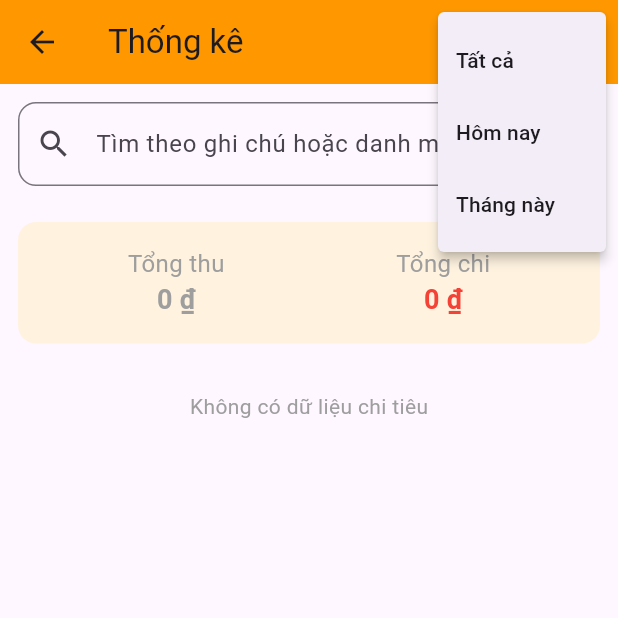
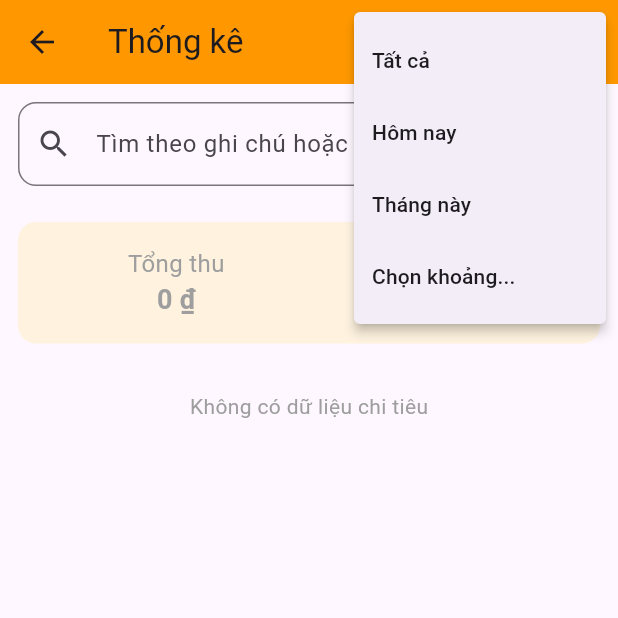
Before and after one commit to lnmahvan/QLCT, a Flutter app: the StatisticsScreen screen opened directly, after a tap on the "filter alt" icon, on a phone screen of 412 x 824 dp, the top half of it. Run offline on Flutter 3.47's test engine with Material 3 defaults, Android fonts, the phone set to English and light mode, and no system bars; our stand-ins replace fl_chart, shared_preferences; accounts and stored records are empty.

Commit message:
update statistics

```diff
--- a/lib/screens/statistics_screen.dart
+++ b/lib/screens/statistics_screen.dart
@@ -14,7 +14,9 @@ class StatisticsScreen extends StatefulWidget {
 class _StatisticsScreenState extends State<StatisticsScreen> {
   String _filter = 'all';
   String _searchText = '';
-  String _selectedChartType = 'expense'; // 👈 mặc định hiện biểu đồ chi
+  String _selectedChartType = 'expense'; // income | expense
+  DateTimeRange? _customRange;
+
   final _searchController = TextEditingController();
 
   @override
@@ -25,16 +27,22 @@ class _StatisticsScreenState extends State<StatisticsScreen> {
 
     final now = DateTime.now();
 
-    // lọc theo bộ lọc thời gian
+    // Lọc theo thời gian
     final filtered = expense.transactions.where((t) {
-      final matchFilter = _filter == 'all' ||
-          (_filter == 'today' &&
-              t.date.day == now.day &&
-              t.date.month == now.month &&
-              t.date.year == now.year) ||
-          (_filter == 'month' &&
-              t.date.month == now.month &&
-              t.date.year == now.year);
+      bool matchFilter = false;
+
+      if (_filter == 'all') {
+        matchFilter = true;
+      } else if (_filter == 'today') {
+        matchFilter = t.date.day == now.day &&
+            t.date.month == now.month &&
+            t.date.year == now.year;
+      } else if (_filter == 'month') {
+        matchFilter = t.date.month == now.month && t.date.year == now.year;
+      } else if (_filter == 'custom' && _customRange != null) {
+        matchFilter = t.date.isAfter(_customRange!.start.subtract(const Duration(days: 1))) &&
+                      t.date.isBefore(_customRange!.end.add(const Duration(days: 1)));
+      }
 
       final matchSearch = t.note.toLowerCase().contains(_searchText) ||
           t.category.toLowerCase().contains(_searchText);
@@ -42,11 +50,11 @@ class _StatisticsScreenState extends State<StatisticsScreen> {
       return matchFilter && matchSearch;
     }).toList();
 
-    // nhóm thu và chi riêng
+    // Gom nhóm
+    final Map<String, double> categoryIncome = {};
     final Map<String, double> categoryExpense = {};
-    final Map<String, double> categoryIncome = {};
+    double totalIncome = 0;
     double totalExpense = 0;
-    double totalIncome = 0;
 
     for (var t in filtered) {
       if (t.type == 'income') {
@@ -60,15 +68,14 @@ class _StatisticsScreenState extends State<StatisticsScreen> {
       }
     }
 
-    // chọn dataset biểu đồ
-    final Map<String, double> currentCategoryMap =
+    final currentCategory =
         _selectedChartType == 'income' ? categoryIncome : categoryExpense;
-    final double currentTotal =
+    final currentTotal =
         _selectedChartType == 'income' ? totalIncome : totalExpense;
 
-    // tạo phần PieChart
+    // Tạo biểu đồ
     final pieSections = <PieChartSectionData>[];
-    currentCategoryMap.forEach((category, amount) {
+    currentCategory.forEach((category, amount) {
       final percent = (amount / (currentTotal == 0 ? 1 : currentTotal)) * 100;
       pieSections.add(
         PieChartSectionData(
@@ -88,19 +95,40 @@ class _StatisticsScreenState extends State<StatisticsScreen> {
         backgroundColor: Colors.orange,
         actions: [
           PopupMenuButton<String>(
-            onSelected: (value) => setState(() => _filter = value),
+            onSelected: (value) async {
+              if (value == 'custom') {
+                final picked = await showDateRangePicker(
+                  context: context,
+                  firstDate: DateTime(2020),
+                  lastDate: DateTime.now().add(const Duration(days: 365)),
+                  initialDateRange: _customRange,
+                );
+                if (picked != null) {
+                  setState(() {
+                    _customRange = picked;
+                    _filter = 'custom';
+                  });
+                }
+              } else {
+                setState(() {
+                  _filter = value;
+                  _customRange = null;
+                });
+              }
+            },
             icon: const Icon(Icons.filter_alt),
             itemBuilder: (context) => const [
               PopupMenuItem(value: 'all', child: Text('Tất cả')),
               PopupMenuItem(value: 'today', child: Text('Hôm nay')),
               PopupMenuItem(value: 'month', child: Text('Tháng này')),
+              PopupMenuItem(value: 'custom', child: Text('Chọn khoảng...')),
             ],
           ),
         ],
       ),
       body: Column(
         children: [
-          // ô tìm kiếm
+          // Tìm kiếm
           Padding(
             padding: const EdgeInsets.all(12),
             child: TextField(
@@ -127,7 +155,17 @@ class _StatisticsScreenState extends State<StatisticsScreen> {
             ),
           ),
 
-          // Tổng thu - Tổng chi ấn được
+          // Hiển thị khoảng thời gian chọn
+          if (_filter == 'custom' && _customRange != null)
+            Padding(
+              padding: const EdgeInsets.only(bottom: 8),
+              child: Text(
+                'Khoảng: ${DateFormat('dd/MM/yyyy').format(_customRange!.start)} - ${DateFormat('dd/MM/yyyy').format(_customRange!.end)}',
+                style: const TextStyle(color: Colors.grey),
+              ),
+            ),
+
+          // Tổng thu - chi ấn được
           Container(
             margin: const EdgeInsets.all(12),
             padding: const EdgeInsets.all(16),
@@ -180,8 +218,8 @@ class _StatisticsScreenState extends State<StatisticsScreen> {
             ),
           ),
 
-          // Biểu đồ tròn
-          if (currentCategoryMap.isNotEmpty)
+          // Biểu đồ
+          if (currentCategory.isNotEmpty)
             SizedBox(
               height: 250,
               child: PieChart(
@@ -203,15 +241,15 @@ class _StatisticsScreenState extends State<StatisticsScreen> {
               ),
             ),
 
-          // danh sách chi tiết theo danh mục
+          // Chi tiết danh mục
           Expanded(
             child: ListView(
-              children: currentCategoryMap.entries
+              children: currentCategory.entries
                   .map(
                     (e) => ListTile(
                       leading: CircleAvatar(
                         backgroundColor: Colors.primaries[
-                            currentCategoryMap.keys.toList().indexOf(e.key) %
+                            currentCategory.keys.toList().indexOf(e.key) %
                                 Colors.primaries.length],
                         child: const Icon(Icons.category, color: Colors.white),
                       ),
```
